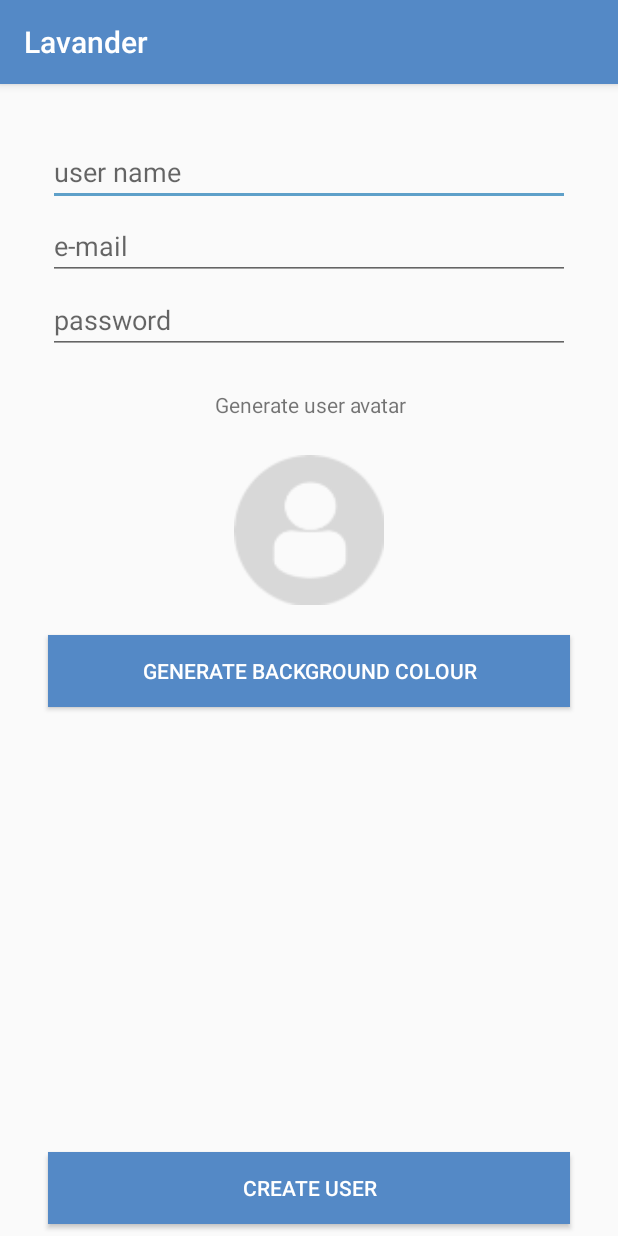
After one commit to subhrajyotipec/Lavander, an Android app: the SignupActivity screen opened directly, with no data from a screen before it, on a phone screen of 412 x 824 dp. The commit adds this screen. Run offline under Robolectric (Android 15) with nearby library versions, the phone set to English and light mode, and no system bars.

Commit message:
UI_Lavander_login

```diff
--- a/app/build.gradle
+++ b/app/build.gradle
@@ -24,7 +24,7 @@ android {
 
 dependencies {
     implementation fileTree(dir: 'libs', include: ['*.jar'])
-    implementation"org.jetbrains.kotlin:kotlin-stdlib-jre7:$kotlin_version"
+    implementation "org.jetbrains.kotlin:kotlin-stdlib-jre7:$kotlin_version"
     implementation 'com.android.support:appcompat-v7:26.1.0'
     implementation 'com.android.support:support-v4:26.1.0'
     implementation 'com.android.support:design:26.1.0'
--- a/app/src/main/AndroidManifest.xml
+++ b/app/src/main/AndroidManifest.xml
@@ -19,6 +19,8 @@
                 <category android:name="android.intent.category.LAUNCHER" />
             </intent-filter>
         </activity>
+        <activity android:name=".LoginActivity" />
+        <activity android:name=".SignupActivity"></activity>
     </application>
 
 </manifest>
--- a/app/src/main/java/com/subhra/lavander/MainActivity.kt
+++ b/app/src/main/java/com/subhra/lavander/MainActivity.kt
@@ -1,5 +1,6 @@
 package com.subhra.lavander
 
+import android.content.Intent
 import android.os.Bundle
 import android.support.design.widget.Snackbar
 import android.support.design.widget.NavigationView
@@ -38,6 +39,8 @@ class MainActivity : AppCompatActivity() {
     }
 
     fun loginBtnNavClicked(view: View){
+        val mainloginpage = Intent(this,LoginActivity::class.java)
+        startActivity(mainloginpage)
 
     }
     fun addChannelBtnClick(view: View){
--- /dev/null
+++ b/app/src/main/java/com/subhra/lavander/SignupActivity.kt
@@ -0,0 +1,22 @@
+package com.subhra.lavander
+
+import android.support.v7.app.AppCompatActivity
+import android.os.Bundle
+import android.view.View
+
+class SignupActivity : AppCompatActivity() {
+
+    override fun onCreate(savedInstanceState: Bundle?) {
+        super.onCreate(savedInstanceState)
+        setContentView(R.layout.activity_signup)
+    }
+    fun loginProfileImgBtnClicked(view: View){
+
+    }
+    fun generateBackgroundColorBtnClicked(view: View){
+
+    }
+    fun createUserBtnClicked(view: View){
+
+    }
+}
--- /dev/null
+++ b/app/src/main/res/layout/activity_signup.xml
@@ -0,0 +1,109 @@
+<?xml version="1.0" encoding="utf-8"?>
+<android.support.constraint.ConstraintLayout xmlns:android="http://schemas.android.com/apk/res/android"
+    xmlns:app="http://schemas.android.com/apk/res-auto"
+    xmlns:tools="http://schemas.android.com/tools"
+    android:layout_width="match_parent"
+    android:layout_height="match_parent"
+    tools:context="com.subhra.lavander.SignupActivity">
+
+    <EditText
+        android:id="@+id/loginUsernameText"
+        android:layout_width="0dp"
+        android:layout_height="wrap_content"
+        android:layout_marginEnd="32dp"
+        android:layout_marginStart="32dp"
+        android:layout_marginTop="36dp"
+        android:ems="10"
+        android:hint="user name"
+        android:inputType="textPersonName"
+        app:layout_constraintEnd_toEndOf="parent"
+        app:layout_constraintHorizontal_bias="0.503"
+        app:layout_constraintStart_toStartOf="parent"
+        app:layout_constraintTop_toTopOf="parent" />
+
+    <EditText
+        android:id="@+id/loginEmailText"
+        android:layout_width="0dp"
+        android:layout_height="wrap_content"
+        android:layout_marginEnd="32dp"
+        android:layout_marginStart="32dp"
+        android:layout_marginTop="4dp"
+        android:ems="10"
+        android:hint="e-mail"
+        android:inputType="textPersonName"
+        app:layout_constraintEnd_toEndOf="parent"
+        app:layout_constraintHorizontal_bias="0.503"
+        app:layout_constraintStart_toStartOf="parent"
+        app:layout_constraintTop_toBottomOf="@+id/loginUsernameText" />
+
+    <EditText
+        android:id="@+id/passwordText"
+        android:layout_width="0dp"
+        android:layout_height="wrap_content"
+        android:layout_marginEnd="32dp"
+        android:layout_marginStart="32dp"
+        android:layout_marginTop="4dp"
+        android:ems="10"
+        android:hint="password"
+        android:inputType="textPassword"
+        app:layout_constraintEnd_toEndOf="parent"
+        app:layout_constraintStart_toStartOf="parent"
+        app:layout_constraintTop_toBottomOf="@+id/loginEmailText" />
+
+    <Button
+        android:id="@+id/createUserBtn"
+        android:layout_width="0dp"
+        android:layout_height="wrap_content"
+        android:layout_marginBottom="8dp"
+        android:layout_marginEnd="32dp"
+        android:layout_marginStart="32dp"
+        android:background="@color/colorPrimaryDark"
+        android:onClick="createUserBtnClicked"
+        android:text="create user"
+        android:textColor="@android:color/white"
+        app:layout_constraintBottom_toBottomOf="parent"
+        app:layout_constraintEnd_toEndOf="parent"
+        app:layout_constraintStart_toStartOf="parent" />
+
+    <ImageView
+        android:id="@+id/loginProfileImgBtn"
+        android:layout_width="100dp"
+        android:layout_height="100dp"
+        android:layout_marginEnd="8dp"
+        android:layout_marginStart="8dp"
+        android:layout_marginTop="24dp"
+        android:onClick="loginProfileImgBtnClicked"
+        app:layout_constraintEnd_toEndOf="parent"
+        app:layout_constraintStart_toStartOf="parent"
+        app:layout_constraintTop_toBottomOf="@+id/textView4"
+        app:srcCompat="@drawable/profiledefault" />
+
+    <Button
+        android:id="@+id/generateBackgroundColorBtn"
+        android:layout_width="0dp"
+        android:layout_height="wrap_content"
+        android:layout_marginEnd="32dp"
+        android:layout_marginStart="32dp"
+        android:layout_marginTop="20dp"
+        android:background="@color/colorPrimaryDark"
+        android:onClick="generateBackgroundColorBtnClicked"
+        android:text="generate background colour"
+        android:textColor="@android:color/white"
+        app:layout_constraintEnd_toEndOf="parent"
+        app:layout_constraintStart_toStartOf="parent"
+        app:layout_constraintTop_toBottomOf="@+id/loginProfileImgBtn" />
+
+    <TextView
+        android:id="@+id/textView4"
+        android:layout_width="wrap_content"
+        android:layout_height="wrap_content"
+        android:layout_marginEnd="8dp"
+        android:layout_marginStart="8dp"
+        android:layout_marginTop="24dp"
+        android:text="Generate user avatar"
+        android:textAlignment="center"
+        app:layout_constraintEnd_toEndOf="parent"
+        app:layout_constraintHorizontal_bias="0.502"
+        app:layout_constraintStart_toStartOf="parent"
+        app:layout_constraintTop_toBottomOf="@+id/passwordText" />
+</android.support.constraint.ConstraintLayout>
```
Also changed, not shown: app/src/main/java/com/subhra/lavander/LoginActivity.kt (added, +19 -0 lines), app/src/main/res/layout/activity_login.xml (added, +79 -0 lines).
